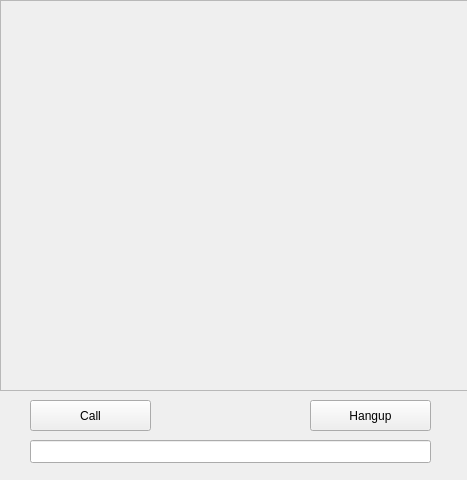
Qt form videopanzer/mainwindow.ui (CrazyLlama98/Streamique) before a commit.
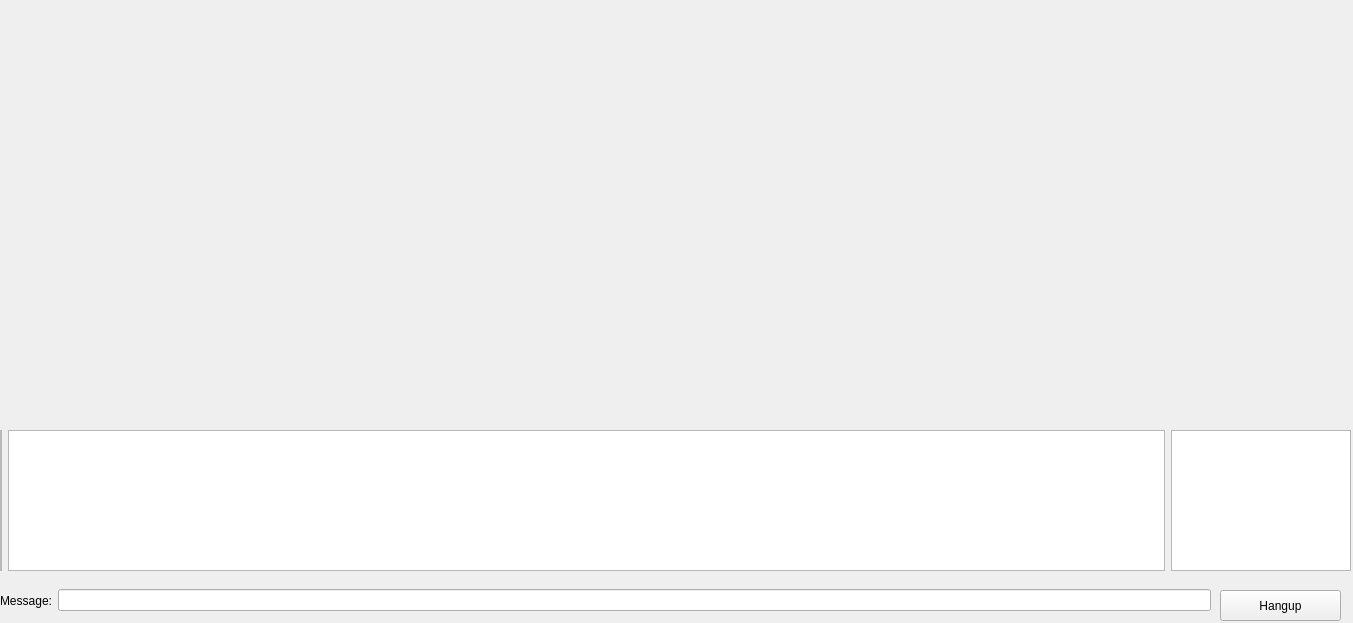
The same form after that commit.

Diff of the .ui file:
```diff
--- a/videopanzer/mainwindow.ui
+++ b/videopanzer/mainwindow.ui
@@ -6,23 +6,54 @@
    <rect>
     <x>0</x>
     <y>0</y>
-    <width>467</width>
-    <height>480</height>
+    <width>1353</width>
+    <height>623</height>
    </rect>
   </property>
   <property name="windowTitle">
    <string>MetaVoIP</string>
   </property>
   <widget class="QWidget" name="centralWidget">
+   <widget class="QPushButton" name="hangupButton">
+    <property name="geometry">
+     <rect>
+      <x>1220</x>
+      <y>590</y>
+      <width>121</width>
+      <height>31</height>
+     </rect>
+    </property>
+    <property name="text">
+     <string>Hangup</string>
+    </property>
+   </widget>
+   <widget class="QWidget" name="layoutWidget">
+    <property name="geometry">
+     <rect>
+      <x>0</x>
+      <y>430</y>
+      <width>1351</width>
+      <height>141</height>
+     </rect>
+    </property>
+    <layout class="QHBoxLayout">
+     <property name="spacing">
+      <number>6</number>
+     </property>
+     <property name="leftMargin">
+      <number>0</number>
+     </property>
+     <property name="topMargin">
+      <number>0</number>
+     </property>
+     <property name="rightMargin">
+      <number>0</number>
+     </property>
+     <property name="bottomMargin">
+      <number>0</number>
+     </property>
+     <item>
    <widget class="QFrame" name="videoWidgetHolder">
-    <property name="geometry">
-     <rect>
-      <x>0</x>
-      <y>0</y>
-      <width>471</width>
-      <height>391</height>
-     </rect>
-    </property>
     <property name="frameShape">
      <enum>QFrame::StyledPanel</enum>
     </property>
@@ -47,58 +78,72 @@
      </property>
     </layout>
    </widget>
-   <widget class="QLineEdit" name="number">
-    <property name="geometry">
-     <rect>
-      <x>30</x>
-      <y>440</y>
-      <width>401</width>
-      <height>23</height>
-     </rect>
-    </property>
-    <property name="font">
-     <font>
-      <pointsize>8</pointsize>
-     </font>
-    </property>
-    <property name="text">
-     <string/>
-    </property>
-    <property name="alignment">
-     <set>Qt::AlignCenter</set>
+     </item>
+     <item>
+      <widget class="QTextEdit" name="textEdit">
+       <property name="focusPolicy">
+        <enum>Qt::NoFocus</enum>
     </property>
     <property name="readOnly">
-     <bool>false</bool>
-    </property>
-    <property name="clearButtonEnabled">
      <bool>true</bool>
     </property>
    </widget>
-   <widget class="QPushButton" name="callButton">
-    <property name="geometry">
-     <rect>
-      <x>30</x>
-      <y>400</y>
-      <width>121</width>
-      <height>31</height>
-     </rect>
-    </property>
-    <property name="text">
-     <string>Call</string>
-    </property>
-   </widget>
-   <widget class="QPushButton" name="hangupButton">
+     </item>
+     <item>
+      <widget class="QListWidget" name="listWidget">
+       <property name="maximumSize">
+        <size>
+         <width>180</width>
+         <height>16777215</height>
+        </size>
+       </property>
+       <property name="focusPolicy">
+        <enum>Qt::NoFocus</enum>
+       </property>
+      </widget>
+     </item>
+    </layout>
+   </widget>
+   <widget class="QWidget" name="layoutWidget_2">
     <property name="geometry">
      <rect>
-      <x>310</x>
-      <y>400</y>
-      <width>121</width>
-      <height>31</height>
+      <x>0</x>
+      <y>580</y>
+      <width>1211</width>
+      <height>41</height>
      </rect>
     </property>
+    <layout class="QHBoxLayout" name="_2">
+     <property name="spacing">
+      <number>6</number>
+     </property>
+     <property name="leftMargin">
+      <number>0</number>
+     </property>
+     <property name="topMargin">
+      <number>0</number>
+     </property>
+     <property name="rightMargin">
+      <number>0</number>
+     </property>
+     <property name="bottomMargin">
+      <number>0</number>
+     </property>
+     <item>
+      <widget class="QLabel" name="label">
     <property name="text">
-     <string>Hangup</string>
-    </property>
+        <string>Message:</string>
+       </property>
+      </widget>
+     </item>
+     <item>
+      <widget class="QLineEdit" name="lineEdit">
+       <property name="enabled">
+        <bool>true</bool>
+       </property>
+      </widget>
+     </item>
+    </layout>
    </widget>
   </widget>
  </widget>
```
Lines whose indentation alone changed are shown as unchanged.
